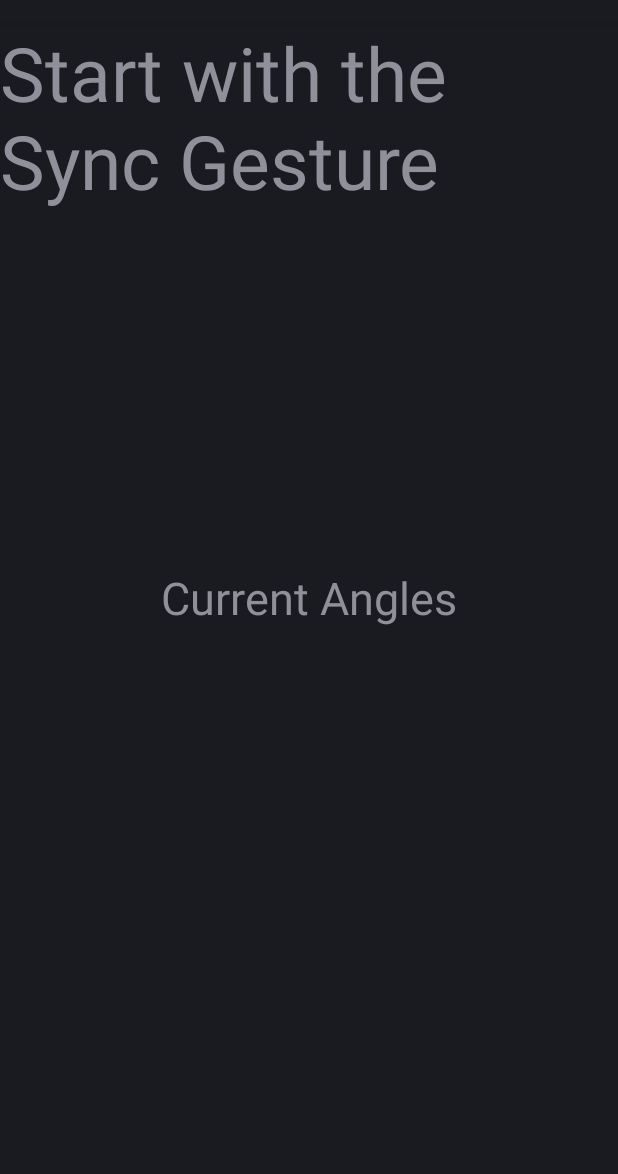
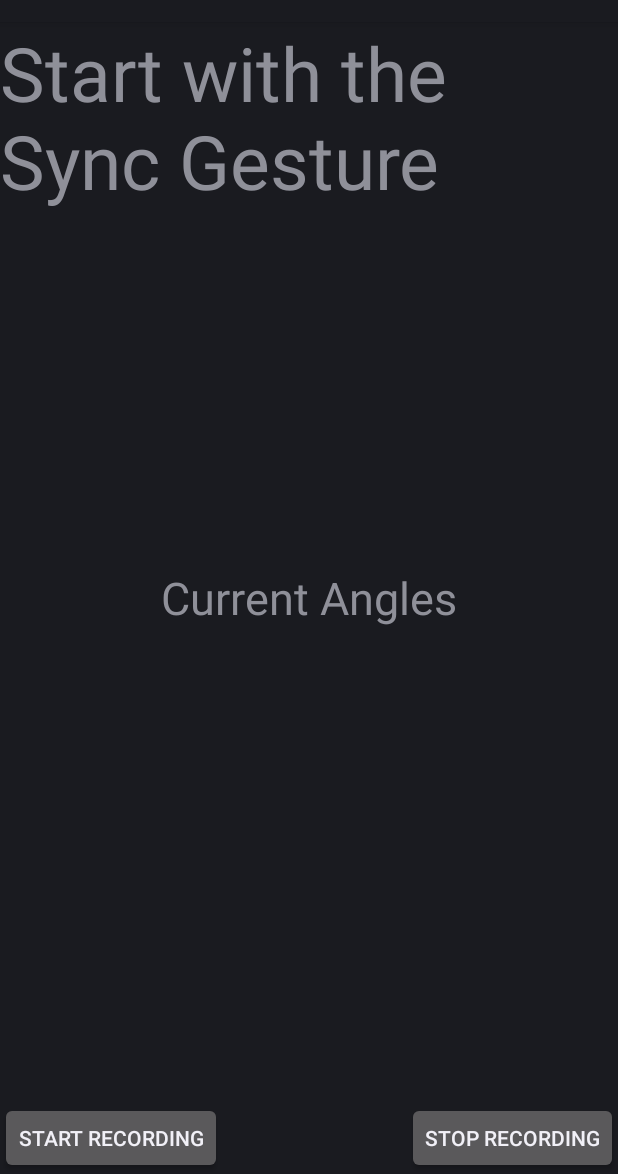
Before and after one commit to mathieu-wang/Myo_Workout_Monitor, an Android app: the screen it shows after launch (MainActivity), on a phone screen of 412 x 824 dp, the part 62-1236 px from its top. Run offline under Robolectric (Android 15) with nearby library versions, the phone set to English and light mode, and no system bars; libraries missing offline, so code that uses them is left out: com.thalmic.myo; 3 statements that could not run were skipped.

Commit message:
Added start and stop recording buttons

```diff
--- a/WorkoutMonitor/build.gradle
+++ b/WorkoutMonitor/build.gradle
@@ -18,7 +18,7 @@ dependencies {
             // this must point to the myorepository distributed with the Myo SDK
             ///Users/Gc/Downloads/myo-android-sdk-0.6.0
 
-            url '/Users/Gc/Downloads/myo-android-sdk-0.6.0/myorepository'
+            url '/Users/Mystery/Downloads/myo-android-sdk-0.6.0/myorepository'
         }
     }
 
--- a/WorkoutMonitor/src/main/java/com/myoworkoutmonitor/android/workoutmonitor/MainActivity.java
+++ b/WorkoutMonitor/src/main/java/com/myoworkoutmonitor/android/workoutmonitor/MainActivity.java
@@ -4,10 +4,6 @@
  */
 
 package com.myoworkoutmonitor.android.workoutmonitor;
-
-import java.io.*;
-
-import java.math.BigDecimal;
 
 import android.app.Activity;
 import android.bluetooth.BluetoothAdapter;
@@ -17,6 +13,8 @@ import android.os.Bundle;
 import android.view.Menu;
 import android.view.MenuInflater;
 import android.view.MenuItem;
+import android.view.View;
+import android.widget.Button;
 import android.widget.TextView;
 import android.widget.Toast;
 
@@ -29,6 +27,14 @@ import com.thalmic.myo.Pose;
 import com.thalmic.myo.Quaternion;
 import com.thalmic.myo.XDirection;
 import com.thalmic.myo.scanner.ScanActivity;
+
+import java.io.BufferedReader;
+import java.io.BufferedWriter;
+import java.io.File;
+import java.io.FileReader;
+import java.io.FileWriter;
+import java.io.IOException;
+import java.math.BigDecimal;
 
 
 public class MainActivity extends Activity {
@@ -178,6 +184,20 @@ public class MainActivity extends Activity {
             return;
         }
 
+        final Button startRecordingButton = (Button) findViewById(R.id.start_recording);
+        final Button stopRecordingButton = (Button) findViewById(R.id.stop_recording);
+        startRecordingButton.setOnClickListener(new View.OnClickListener() {
+            public void onClick(View v) {
+                // Start Recording
+            }
+        });
+
+        stopRecordingButton.setOnClickListener(new View.OnClickListener() {
+            public void onClick(View v) {
+                // Stop Recording
+            }
+        });
+
         // Next, register for DeviceListener callbacks.
         hub.addListener(mListener);
     }
--- a/WorkoutMonitor/src/main/res/layout/activity_workoutmonitor.xml
+++ b/WorkoutMonitor/src/main/res/layout/activity_workoutmonitor.xml
@@ -24,4 +24,18 @@
         android:layout_gravity="center"
         tools:ignore="SpUsage"/>
 
+    <Button
+        android:layout_width="wrap_content"
+        android:layout_height="wrap_content"
+        android:text="Start Recording"
+        android:id="@+id/start_recording"
+        android:layout_gravity="left|bottom" />
+
+    <Button
+        android:layout_width="wrap_content"
+        android:layout_height="wrap_content"
+        android:text="Stop Recording"
+        android:id="@+id/stop_recording"
+        android:layout_gravity="right|bottom" />
+
 </FrameLayout>
```
